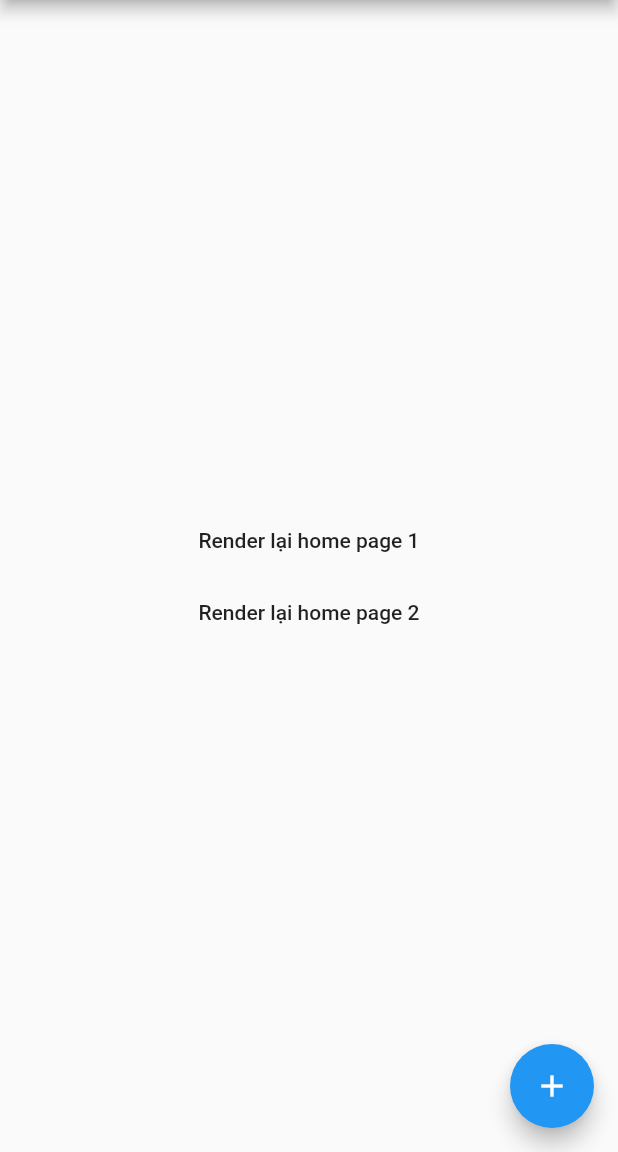
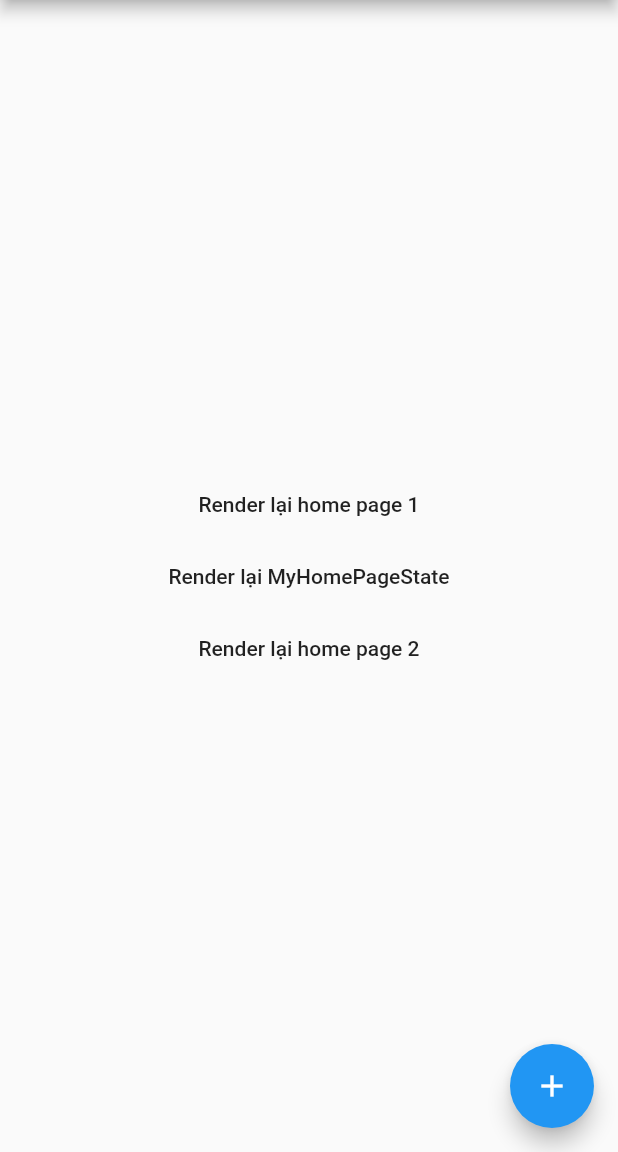
Before and after one commit to hoangduongit1997/test_set_state, a Flutter app: the screen it shows after launch, on a phone screen of 412 x 824 dp, the part 84-1236 px from its top. Run offline on Flutter 3.47's test engine with Material 2 defaults, Android fonts, the phone set to English and light mode, and no system bars.

Commit message:
add find statefull state

```diff
--- a/lib/home_page_child_1.dart
+++ b/lib/home_page_child_1.dart
@@ -1,7 +1,9 @@
 import 'package:flutter/material.dart';
+import 'package:test_setstate/main.dart';
 
 class HomePageChild1 extends StatefulWidget {
-  HomePageChild1({Key key}) : super(key: key);
+  HomePageChild1({Key key, this.keyScaffod}) : super(key: key);
+  GlobalKey keyScaffod;
 
   @override
   _HomePageChild1State createState() => _HomePageChild1State();
@@ -14,13 +16,26 @@ class _HomePageChild1State extends State<HomePageChild1> {
     }
   }
 
+  void reBuildMyHomePage() {
+    MyHomePageState myHomePageState = MyHomePageState().of(context);
+    myHomePageState.rebuildHomePage();
+  }
+
   @override
   Widget build(BuildContext context) {
     print('REBUILD LẠI HOMEPAGECHILD1');
     return Center(
-      child: FlatButton(
-        onPressed: reBuild,
-        child: Text('Render lại home page 1'),
+      child: Column(
+        children: <Widget>[
+          FlatButton(
+            onPressed: reBuild,
+            child: Text('Render lại home page 1'),
+          ),
+          FlatButton(
+            onPressed: reBuildMyHomePage,
+            child: Text('Render lại MyHomePageState'),
+          ),
+        ],
       ),
     );
   }
--- a/lib/main.dart
+++ b/lib/main.dart
@@ -27,11 +27,20 @@ class MyHomePage extends StatefulWidget {
   final String title;
 
   @override
-  _MyHomePageState createState() => _MyHomePageState();
+  MyHomePageState createState() => MyHomePageState();
 }
 
-class _MyHomePageState extends State<MyHomePage> {
+class MyHomePageState extends State<MyHomePage> {
   void _incrementCounter() {
+    setState(() {});
+  }
+
+  GlobalKey<ScaffoldState> key = GlobalKey<ScaffoldState>();
+  MyHomePageState of(BuildContext context) {
+    return context.findAncestorStateOfType();
+  }
+
+  void rebuildHomePage() {
     setState(() {});
   }
 
@@ -39,6 +48,7 @@ class _MyHomePageState extends State<MyHomePage> {
   Widget build(BuildContext context) {
     print('BUILD LẠI MYHOMEPAGE');
     return Scaffold(
+      key: key,
       appBar: AppBar(
         title: Text(widget.title),
       ),
@@ -46,7 +56,12 @@ class _MyHomePageState extends State<MyHomePage> {
         child: Column(
           mainAxisAlignment: MainAxisAlignment.center,
           mainAxisSize: MainAxisSize.min,
-          children: <Widget>[HomePageChild1(), HomePageChild2()],
+          children: <Widget>[
+            HomePageChild1(
+              keyScaffod: key,
+            ),
+            HomePageChild2()
+          ],
         ),
       ),
       floatingActionButton: FloatingActionButton(
```
